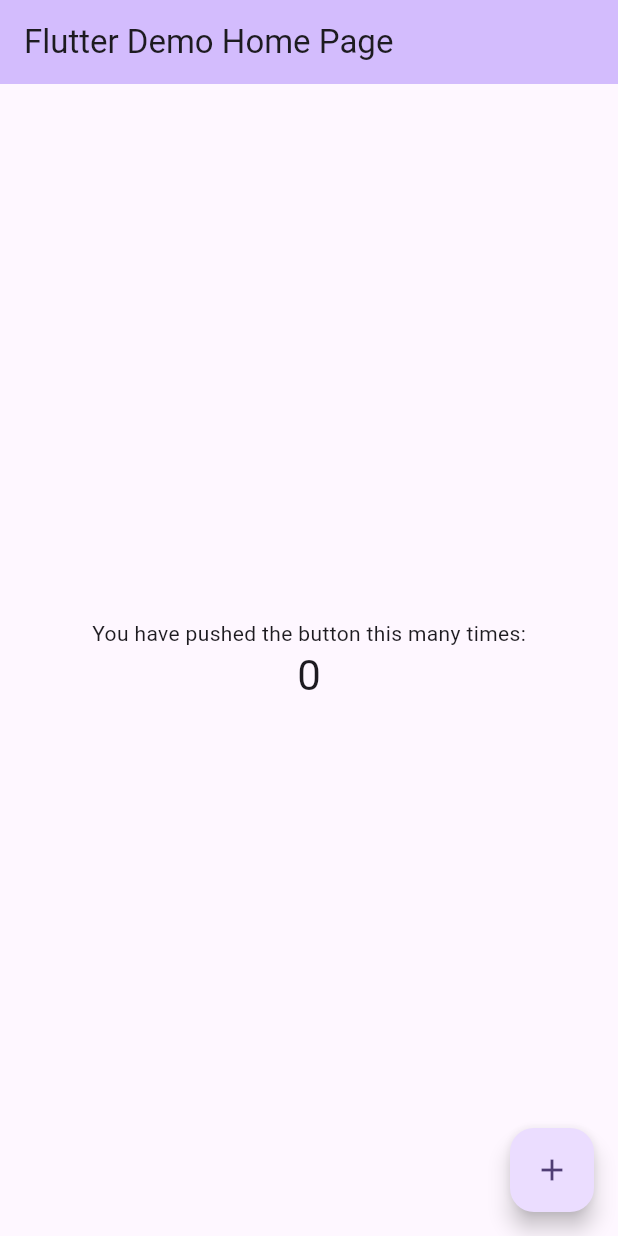
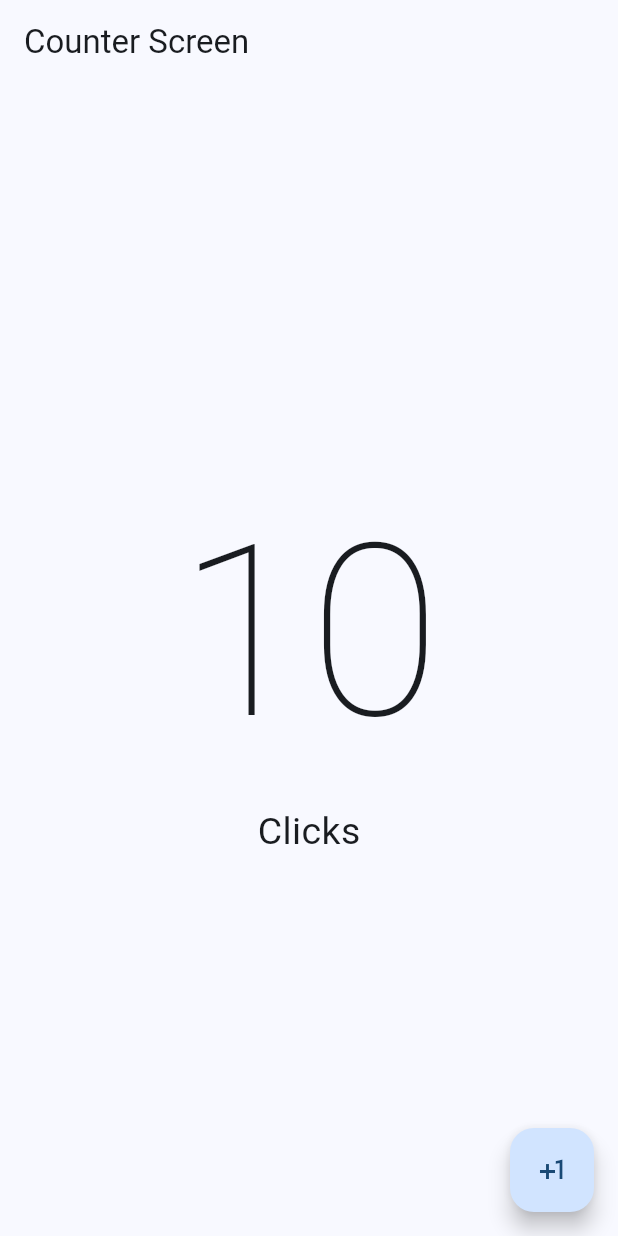
Before and after one commit to prodriguezr/flutter-hello-world-app, a Flutter app: the screen it shows after launch, on a phone screen of 412 x 824 dp. Run offline on Flutter 3.47's test engine with Material 2 defaults, Android fonts, the phone set to English and light mode, and no system bars.

Commit message:
Added counter screen

```diff
--- a/lib/main.dart
+++ b/lib/main.dart
@@ -1,4 +1,5 @@
 import 'package:flutter/material.dart';
+import 'package:hello_world_app/presentation/screens/counter/counter.dart';
 
 void main() {
   runApp(const MyApp());
@@ -7,119 +8,15 @@ void main() {
 class MyApp extends StatelessWidget {
   const MyApp({super.key});
 
-  // This widget is the root of your application.
   @override
   Widget build(BuildContext context) {
     return MaterialApp(
-      title: 'Flutter Demo',
+      debugShowCheckedModeBanner: false,
       theme: ThemeData(
-        // This is the theme of your application.
-        //
-        // TRY THIS: Try running your application with "flutter run". You'll see
-        // the application has a blue toolbar. Then, without quitting the app,
-        // try changing the seedColor in the colorScheme below to Colors.green
-        // and then invoke "hot reload" (save your changes or press the "hot
-        // reload" button in a Flutter-supported IDE, or press "r" if you used
-        // the command line to start the app).
-        //
-        // Notice that the counter didn't reset back to zero; the application
-        // state is not lost during the reload. To reset the state, use hot
-        // restart instead.
-        //
-        // This works for code too, not just values: Most code changes can be
-        // tested with just a hot reload.
-        colorScheme: ColorScheme.fromSeed(seedColor: Colors.deepPurple),
         useMaterial3: true,
+        colorSchemeSeed: Colors.blue,
       ),
-      home: const MyHomePage(title: 'Flutter Demo Home Page'),
+      home: const CounterScreen(),
     );
   }
 }
-
-class MyHomePage extends StatefulWidget {
-  const MyHomePage({super.key, required this.title});
-
-  // This widget is the home page of your application. It is stateful, meaning
-  // that it has a State object (defined below) that contains fields that affect
-  // how it looks.
-
-  // This class is the configuration for the state. It holds the values (in this
-  // case the title) provided by the parent (in this case the App widget) and
-  // used by the build method of the State. Fields in a Widget subclass are
-  // always marked "final".
-
-  final String title;
-
-  @override
-  State<MyHomePage> createState() => _MyHomePageState();
-}
-
-class _MyHomePageState extends State<MyHomePage> {
-  int _counter = 0;
-
-  void _incrementCounter() {
-    setState(() {
-      // This call to setState tells the Flutter framework that something has
-      // changed in this State, which causes it to rerun the build method below
-      // so that the display can reflect the updated values. If we changed
-      // _counter without calling setState(), then the build method would not be
-      // called again, and so nothing would appear to happen.
-      _counter++;
-    });
-  }
-
-  @override
-  Widget build(BuildContext context) {
-    // This method is rerun every time setState is called, for instance as done
-    // by the _incrementCounter method above.
-    //
-    // The Flutter framework has been optimized to make rerunning build methods
-    // fast, so that you can just rebuild anything that needs updating rather
-    // than having to individually change instances of widgets.
-    return Scaffold(
-      appBar: AppBar(
-        // TRY THIS: Try changing the color here to a specific color (to
-        // Colors.amber, perhaps?) and trigger a hot reload to see the AppBar
-        // change color while the other colors stay the same.
-        backgroundColor: Theme.of(context).colorScheme.inversePrimary,
-        // Here we take the value from the MyHomePage object that was created by
-        // the App.build method, and use it to set our appbar title.
-        title: Text(widget.title),
-      ),
-      body: Center(
-        // Center is a layout widget. It takes a single child and positions it
-        // in the middle of the parent.
-        child: Column(
-          // Column is also a layout widget. It takes a list of children and
-          // arranges them vertically. By default, it sizes itself to fit its
-          // children horizontally, and tries to be as tall as its parent.
-          //
-          // Column has various properties to control how it sizes itself and
-          // how it positions its children. Here we use mainAxisAlignment to
-          // center the children vertically; the main axis here is the vertical
-          // axis because Columns are vertical (the cross axis would be
-          // horizontal).
-          //
-          // TRY THIS: Invoke "debug painting" (choose the "Toggle Debug Paint"
-          // action in the IDE, or press "p" in the console), to see the
-          // wireframe for each widget.
-          mainAxisAlignment: MainAxisAlignment.center,
-          children: <Widget>[
-            const Text(
-              'You have pushed the button this many times:',
-            ),
-            Text(
-              '$_counter',
-              style: Theme.of(context).textTheme.headlineMedium,
-            ),
-          ],
-        ),
-      ),
-      floatingActionButton: FloatingActionButton(
-        onPressed: _incrementCounter,
-        tooltip: 'Increment',
-        child: const Icon(Icons.add),
-      ), // This trailing comma makes auto-formatting nicer for build methods.
-    );
-  }
-}
--- /dev/null
+++ b/lib/presentation/screens/counter/counter.dart
@@ -0,0 +1,28 @@
+import 'package:flutter/material.dart';
+
+class CounterScreen extends StatelessWidget {
+  const CounterScreen({Key? key}) : super(key: key);
+
+  @override
+  Widget build(BuildContext context) {
+    return Scaffold(
+      appBar: AppBar(
+        title: const Text('Counter Screen'),
+      ),
+      body: const Center(
+        child: Column(
+          mainAxisAlignment: MainAxisAlignment.center,
+          children: <Widget>[
+            Text('10',
+                style: TextStyle(fontSize: 160, fontWeight: FontWeight.w100)),
+            Text('Clicks', style: TextStyle(fontSize: 25)),
+          ],
+        ),
+      ),
+      floatingActionButton: FloatingActionButton(
+        onPressed: () {},
+        child: const Icon(Icons.plus_one),
+      ),
+    );
+  }
+}
```
